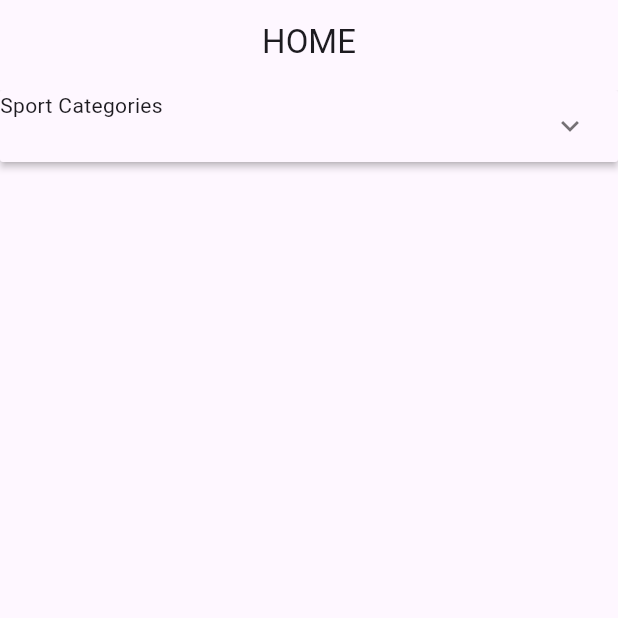
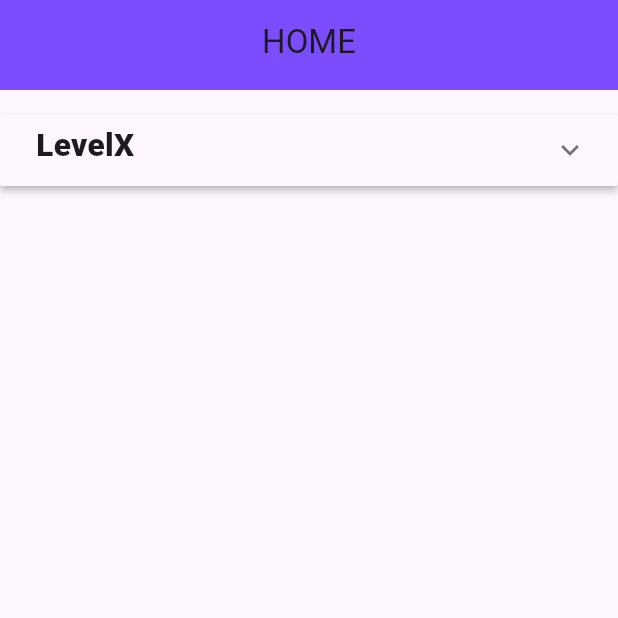
Before and after one commit to muhammed-sinan-vadakara/Go-tech-machine-test, a Flutter app: the screen it shows after launch, on a phone screen of 412 x 824 dp, the top half of it. Run offline on Flutter 3.47's test engine with Material 3 defaults, Android fonts, the phone set to English and light mode, and no system bars.

Commit message:
git expansion_panel widget added

```diff
--- a/lib/view/home_page.dart
+++ b/lib/view/home_page.dart
@@ -1,5 +1,7 @@
 import 'package:flutter/material.dart';
 import 'package:gotech_mashinetest/widgets/appbar_widget.dart';
+import 'package:gotech_mashinetest/widgets/expansion_panel_widget.dart';
+import 'package:gotech_mashinetest/widgets/sizedbox16_widget.dart';
 
 class HomePage extends StatefulWidget {
   const HomePage({super.key});
@@ -18,52 +20,22 @@ class _HomePageState extends State<HomePage> {
     return Scaffold(
       appBar: PreferredSize(
           preferredSize: Size(MediaQuery.sizeOf(context).width, 60),
-          child: AppbarWidget()),
-      body: Column(
+          child: const AppbarWidget(
+            tittle: "HOME",
+          )),
+      body: const Column(
         children: [
-          ExpansionPanelList(
-            expansionCallback: (panelIndex, isExpanded) {
-              active = !active;
-              if (exTitle == "Sport Categories")
-                exTitle = "Contract";
-              else
-                exTitle = "Sport Categories";
-              setState(() {});
-            },
-            children: <ExpansionPanel>[
-              ExpansionPanel(
-                  headerBuilder: (context, isExpanded) {
-                    return Text(exTitle);
-                  },
-                  body: Column(
-                    children: [
-                      ExpansionPanelList(
-                        expansionCallback: (panelIndex, isExpanded) {
-                          active1 = !active1;
-                          if (exTitle == "Sport Categories")
-                            exTitle = "Contract";
-                          else
-                            exTitle = "Sport Categories";
-                          setState(() {});
-                        },
-                        children: <ExpansionPanel>[
-                          ExpansionPanel(
-                              headerBuilder: (context, isExpanded) {
-                                return Text(exTitle);
-                              },
-                              isExpanded: active1,
-                              canTapOnHeader: true,
-                              body: Column(
-                                children: [Text("Sinan")],
-                              ))
-                        ],
-                      ),
-                    ],
-                  ),
-                  isExpanded: active,
-                  canTapOnHeader: true)
-            ],
+          SizedBox16Widget(),
+          ExpansionPanelWidget(
+            heading: "LevelX",
+            subheading: "Flutter",
+            tittle: "1st Team",
+            description: "It is a big team in this institution",
           ),
+          SizedBox16Widget(),
+          // ExpansionPanelWidget(),
+          SizedBox16Widget(),
+          // ExpansionPanelWidget()
         ],
       ),
     );
--- a/lib/widgets/appbar_widget.dart
+++ b/lib/widgets/appbar_widget.dart
@@ -1,12 +1,14 @@
 import 'package:flutter/material.dart';
 
 class AppbarWidget extends StatelessWidget {
-  const AppbarWidget({super.key});
+  final String tittle;
+  const AppbarWidget({super.key, required this.tittle});
 
   @override
   Widget build(BuildContext context) {
     return AppBar(
-      title: Text("HOME"),
+      title: Text(tittle),
+      backgroundColor: Colors.deepPurpleAccent,
       centerTitle: true,
     );
   }
--- /dev/null
+++ b/lib/widgets/expansion_panel_widget.dart
@@ -0,0 +1,94 @@
+import 'package:flutter/material.dart';
+
+class ExpansionPanelWidget extends StatefulWidget {
+  final String heading;
+  final String subheading;
+  final String tittle;
+  final String description;
+
+  const ExpansionPanelWidget({
+    super.key,
+    required this.heading,
+    required this.subheading,
+    required this.tittle,
+    required this.description,
+  });
+
+  @override
+  State<ExpansionPanelWidget> createState() => _ExpansionPanelWidgetState();
+}
+
+class _ExpansionPanelWidgetState extends State<ExpansionPanelWidget> {
+  // String exTitle = "Sport Categories";
+  bool active = false;
+  bool active1 = false;
+
+  @override
+  Widget build(BuildContext context) {
+    return ExpansionPanelList(
+      expansionCallback: (panelIndex, isExpanded) {
+        active = !active;
+        setState(() {});
+      },
+      children: <ExpansionPanel>[
+        ExpansionPanel(
+          headerBuilder: (context, isExpanded) {
+            return Padding(
+              padding: const EdgeInsets.symmetric(horizontal: 24, vertical: 6),
+              child: Text(
+                widget.heading,
+                style: TextStyle(fontWeight: FontWeight.w800, fontSize: 21),
+              ),
+            );
+          },
+          body: Column(
+            children: [
+              ExpansionPanelList(
+                expansionCallback: (panelIndex, isExpanded) {
+                  active1 = !active1;
+                  setState(() {});
+                },
+                children: <ExpansionPanel>[
+                  ExpansionPanel(
+                      headerBuilder: (context, isExpanded) {
+                        return Padding(
+                          padding: const EdgeInsets.symmetric(
+                              horizontal: 24, vertical: 6),
+                          child: Text(
+                            widget.subheading,
+                            style: TextStyle(
+                                fontWeight: FontWeight.w700, fontSize: 18),
+                          ),
+                        );
+                      },
+                      isExpanded: active1,
+                      canTapOnHeader: true,
+                      body: Padding(
+                        padding: const EdgeInsets.symmetric(
+                            horizontal: 16, vertical: 12),
+                        child: Column(
+                          children: [
+                            Text(
+                              widget.tittle,
+                              style: TextStyle(
+                                  fontSize: 20, fontWeight: FontWeight.w800),
+                            ),
+                            Text(
+                              widget.description,
+                              style: TextStyle(
+                                  fontSize: 16, fontWeight: FontWeight.w500),
+                            )
+                          ],
+                        ),
+                      ))
+                ],
+              ),
+            ],
+          ),
+          isExpanded: active,
+          canTapOnHeader: true,
+        )
+      ],
+    );
+  }
+}
--- /dev/null
+++ b/lib/widgets/sizedbox16_widget.dart
@@ -0,0 +1,12 @@
+import 'package:flutter/material.dart';
+
+class SizedBox16Widget extends StatelessWidget {
+  const SizedBox16Widget({super.key});
+
+  @override
+  Widget build(BuildContext context) {
+    return const SizedBox(
+      height: 16,
+    );
+  }
+}
```
